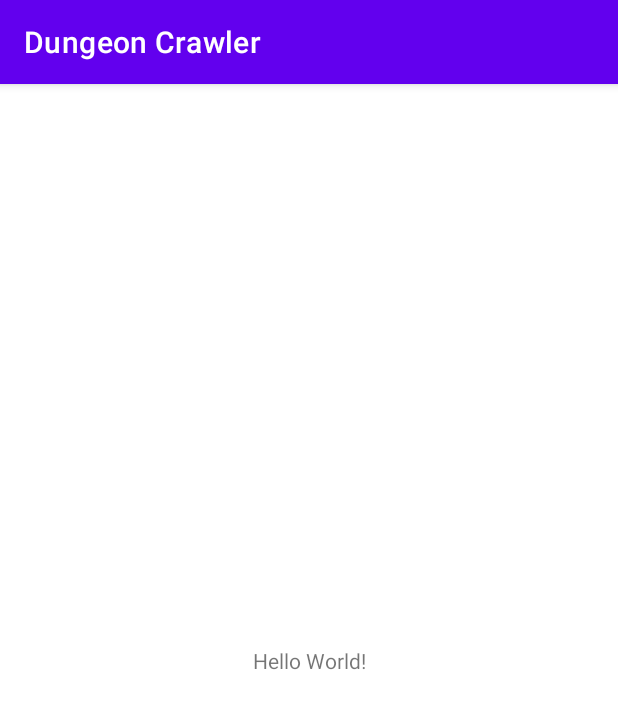
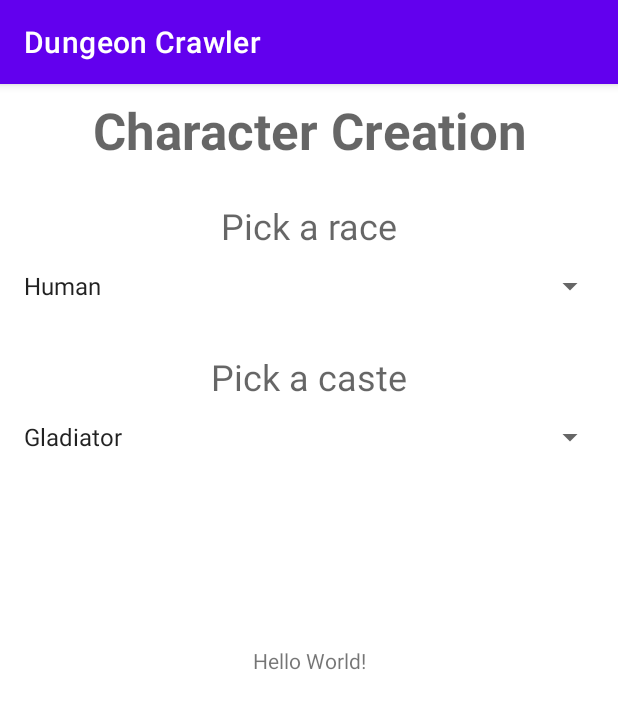
Before and after one commit to dgoldman30/Dungeon_Crawler, an Android app: the screen it shows after launch (MainActivity), on a phone screen of 412 x 824 dp. Shown: the top 709 px of the screen. Run offline under Robolectric (Android 15) with nearby library versions, the phone set to English and light mode, and no system bars.

Commit message:
started android ui

```diff
--- a/app/src/main/res/layout/activity_main.xml
+++ b/app/src/main/res/layout/activity_main.xml
@@ -4,7 +4,76 @@
     xmlns:tools="http://schemas.android.com/tools"
     android:layout_width="match_parent"
     android:layout_height="match_parent"
+    android:textAlignment="textEnd"
     tools:context=".MainActivity">
+
+    <LinearLayout
+        android:layout_width="match_parent"
+        android:layout_height="match_parent"
+        android:layout_marginStart="8dp"
+        android:layout_marginTop="8dp"
+        android:layout_marginEnd="8dp"
+        android:layout_marginBottom="8dp"
+        android:orientation="vertical"
+        app:layout_constraintBottom_toBottomOf="parent"
+        app:layout_constraintEnd_toEndOf="parent"
+        app:layout_constraintStart_toStartOf="parent"
+        app:layout_constraintTop_toTopOf="parent">
+
+        <TextView
+            android:id="@+id/textView"
+            android:layout_width="match_parent"
+            android:layout_height="50dp"
+            android:text="Character Creation"
+            android:textAlignment="center"
+            android:textAppearance="@style/TextAppearance.AppCompat.Display1"
+            android:textStyle="bold" />
+
+        <Space
+            android:layout_width="match_parent"
+            android:layout_height="20dip" />
+
+        <TextView
+            android:id="@+id/textView2"
+            android:layout_width="match_parent"
+            android:layout_height="wrap_content"
+            android:text="Pick a race"
+            android:textAlignment="center"
+            android:textAppearance="@style/TextAppearance.AppCompat.Medium"
+            android:textSize="24sp" />
+
+        <Spinner
+            android:id="@+id/raceSpinner"
+            android:layout_width="match_parent"
+            android:layout_height="wrap_content"
+            android:entries="@array/races"
+            android:minHeight="48dp"
+            android:spinnerMode="dropdown"
+            android:textAlignment="textStart" />
+
+        <Space
+            android:layout_width="match_parent"
+            android:layout_height="20dip" />
+
+        <TextView
+            android:id="@+id/textView4"
+            android:layout_width="match_parent"
+            android:layout_height="wrap_content"
+            android:text="Pick a caste"
+            android:textAlignment="center"
+            android:textAppearance="@style/TextAppearance.AppCompat.Medium"
+            android:textSize="24sp" />
+
+        <Spinner
+            android:id="@+id/casteSpinner"
+            android:layout_width="match_parent"
+            android:layout_height="wrap_content"
+            android:entries="@array/castes"
+            android:minHeight="48dp"
+            android:spinnerMode="dropdown"
+            android:textAlignment="textStart" />
+
+    </LinearLayout>
 
     <TextView
         android:layout_width="wrap_content"
--- a/app/src/main/res/values/strings.xml
+++ b/app/src/main/res/values/strings.xml
@@ -1,3 +1,20 @@
 <resources>
     <string name="app_name">Dungeon Crawler</string>
+    <string-array name="races">
+        <item>Human</item>
+        <item>Minotaur</item>
+        <item>Spriggan</item>
+        <item>Dwarf</item>
+        <item>Nymph</item>
+        <item>Orc</item>
+        <item>Kenku</item>
+    </string-array>
+    <string-array name="castes">
+        <item>Gladiator</item>
+        <item>Urchin</item>
+        <item>Woodsman</item>
+        <item>Fisherman</item>
+        <item>Apprentice</item>
+        <item>Clergyman</item>
+    </string-array>
 </resources>
```
Also changed, not shown: app/src/main/java/Armor.java (added, +33 -0 lines), app/src/main/java/Attribute.java (added, +10 -0 lines), app/src/main/java/Caste.java (added, +26 -0 lines), app/src/main/java/Character.java (added, +105 -0 lines), app/src/main/java/Game.java (added, +177 -0 lines), app/src/main/java/Item.java (added, +7 -0 lines), app/src/main/java/NPC.java (added, +46 -0 lines), app/src/main/java/Player.java (added, +71 -0 lines), app/src/main/java/Potion.java (added, +37 -0 lines), app/src/main/java/Race.java (added, +26 -0 lines), app/src/main/java/Skill.java (added, +27 -0 lines), app/src/main/java/Spell.java (added, +22 -0 lines), app/src/main/java/Tile.java (added, +23 -0 lines), app/src/main/java/Weapon.java (added, +50 -0 lines).
